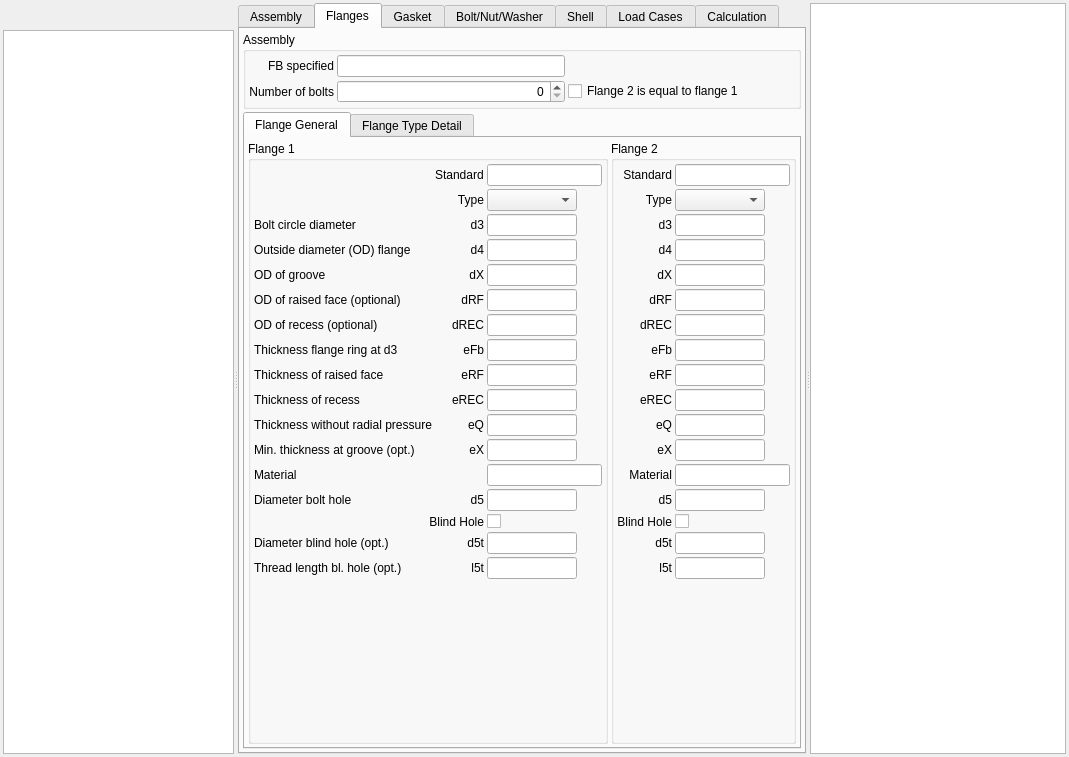
hermixy/biluna, file pcalc/src/gui/pcalc_en1591widget.ui: the form before one commit.
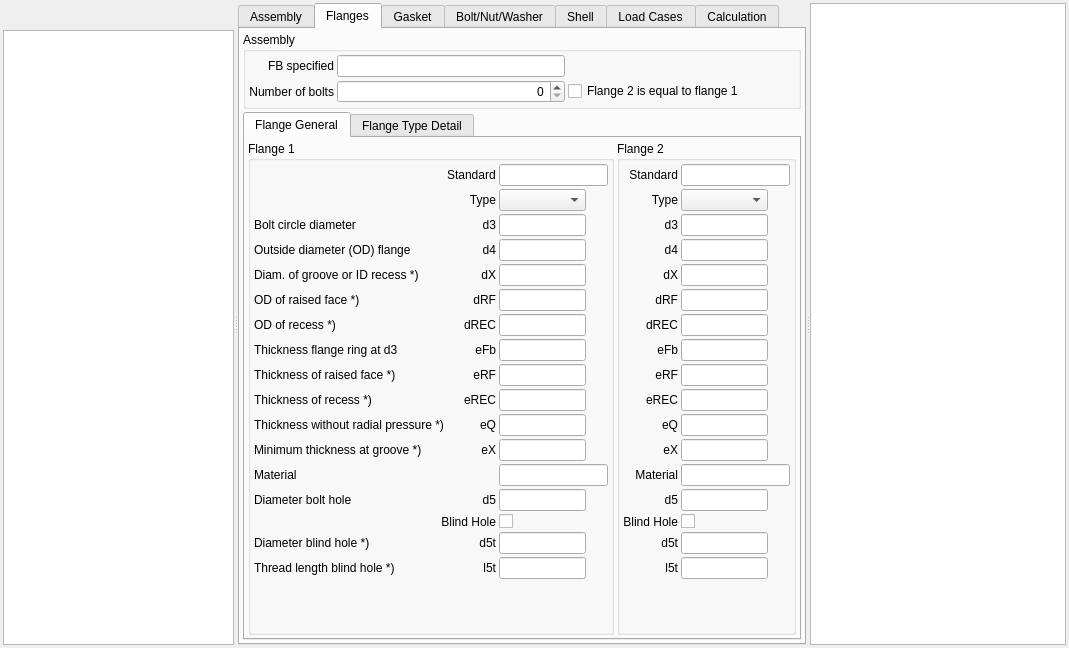
The form after the commit. The open tabs and pages were chosen to show the change. Icons and pictures are not drawn. Custom widgets are drawn as their Qt base class.

Commit message: PCALC EN flanges and DB spreadsheet start

Patch:
```diff
--- a/pcalc/src/gui/pcalc_en1591widget.ui
+++ b/pcalc/src/gui/pcalc_en1591widget.ui
@@ -7,7 +7,7 @@
     <x>0</x>
     <y>0</y>
     <width>1069</width>
-    <height>757</height>
+    <height>608</height>
    </rect>
   </property>
   <property name="windowTitle">
@@ -480,7 +480,7 @@
                 <item row="4" column="0">
                  <widget class="QLabel" name="label_3">
                   <property name="text">
-                   <string>OD of groove</string>
+                   <string>Diam. of groove or ID recess *)</string>
                   </property>
                  </widget>
                 </item>
@@ -507,7 +507,7 @@
                 <item row="5" column="0" colspan="2">
                  <widget class="QLabel" name="label_4">
                   <property name="text">
-                   <string>OD of raised face (optional)</string>
+                   <string>OD of raised face *)</string>
                   </property>
                  </widget>
                 </item>
@@ -544,7 +544,7 @@
                 <item row="6" column="0" colspan="2">
                  <widget class="QLabel" name="label_5">
                   <property name="text">
-                   <string>OD of recess (optional)</string>
+                   <string>OD of recess *)</string>
                   </property>
                  </widget>
                 </item>
@@ -598,14 +598,14 @@
                 <item row="9" column="0" colspan="2">
                  <widget class="QLabel" name="label_8">
                   <property name="text">
-                   <string>Thickness of recess</string>
+                   <string>Thickness of recess *)</string>
                   </property>
                  </widget>
                 </item>
                 <item row="8" column="0" colspan="2">
                  <widget class="QLabel" name="label_7">
                   <property name="text">
-                   <string>Thickness of raised face</string>
+                   <string>Thickness of raised face *)</string>
                   </property>
                  </widget>
                 </item>
@@ -652,7 +652,7 @@
                 <item row="11" column="0" colspan="2">
                  <widget class="QLabel" name="label_10">
                   <property name="text">
-                   <string>Min. thickness at groove (opt.)</string>
+                   <string>Minimum thickness at groove *)</string>
                   </property>
                  </widget>
                 </item>
@@ -669,7 +669,7 @@
                 <item row="10" column="0" colspan="2">
                  <widget class="QLabel" name="label_9">
                   <property name="text">
-                   <string>Thickness without radial pressure</string>
+                   <string>Thickness without radial pressure *)</string>
                   </property>
                  </widget>
                 </item>
@@ -760,7 +760,7 @@
                 <item row="16" column="0" colspan="2">
                  <widget class="QLabel" name="label_83">
                   <property name="text">
-                   <string>Thread length bl. hole (opt.)</string>
+                   <string>Thread length blind hole *)</string>
                   </property>
                  </widget>
                 </item>
@@ -777,7 +777,7 @@
                 <item row="15" column="0" colspan="2">
                  <widget class="QLabel" name="label_82">
                   <property name="text">
-                   <string>Diameter blind hole (opt.)</string>
+                   <string>Diameter blind hole *)</string>
                   </property>
                  </widget>
                 </item>
```
The commit also changes 16 other files.
